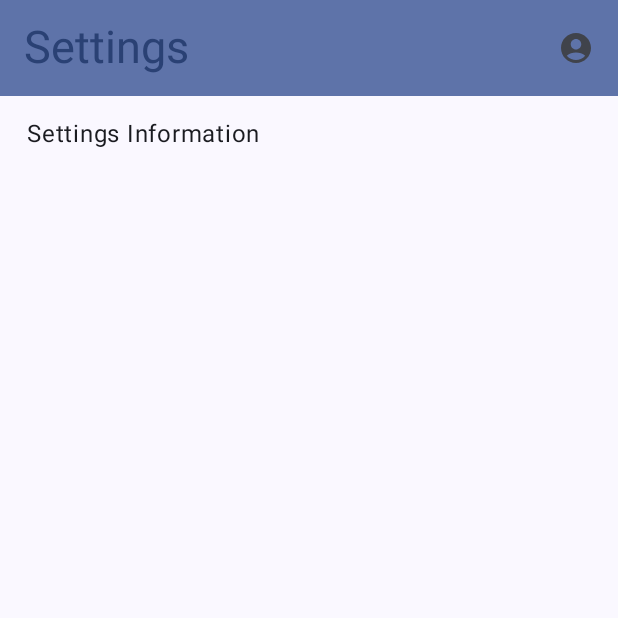
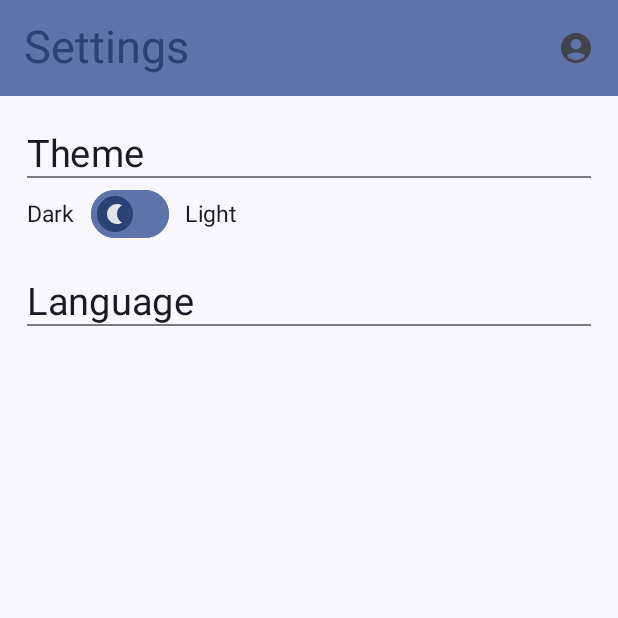
Before and after one commit to ThanasisGeorg/e-ThessBike, an Android app built with Jetpack Compose: the Settings screen opened through its navigation route, on a phone screen of 412 x 824 dp, the top half of it. Run offline under Robolectric (Android 15) with nearby library versions, the phone set to English and light mode, and no system bars.

Commit message:
add things in settings

```diff
--- a/app/build.gradle.kts
+++ b/app/build.gradle.kts
@@ -62,7 +62,7 @@ dependencies {
     implementation("androidx.compose.ui:ui-graphics")
     implementation("androidx.compose.ui:ui-tooling-preview")
     implementation("androidx.compose.material3:material3")
-    implementation("androidx.compose.material:material-icons-extended:1.6.4")
+    implementation("androidx.compose.material:material-icons-extended:1.6.5")
     testImplementation("junit:junit:4.13.2")
     androidTestImplementation("androidx.test.ext:junit:1.1.5")
     androidTestImplementation("androidx.test.espresso:espresso-core:3.5.1")
--- /dev/null
+++ b/app/src/main/java/com/thanasis/e_thessbike/ui/components/Switchs.kt
@@ -0,0 +1,60 @@
+package com.thanasis.e_thessbike.ui.components
+
+import androidx.compose.foundation.layout.size
+import androidx.compose.material.icons.Icons
+import androidx.compose.material.icons.filled.Nightlight
+import androidx.compose.material.icons.filled.WbSunny
+import androidx.compose.material3.Icon
+import androidx.compose.material3.MaterialTheme
+import androidx.compose.material3.Switch
+import androidx.compose.material3.SwitchDefaults
+import androidx.compose.runtime.Composable
+import androidx.compose.runtime.getValue
+import androidx.compose.runtime.mutableStateOf
+import androidx.compose.runtime.remember
+import androidx.compose.runtime.setValue
+import androidx.compose.ui.Modifier
+import androidx.compose.ui.tooling.preview.Preview
+
+@Composable
+fun ThemeSwitch() {
+    var checked by remember { mutableStateOf(false) }
+
+    Switch(
+        checked = checked,
+        onCheckedChange = {
+            checked = it
+        },
+        colors = SwitchDefaults.colors(
+            checkedThumbColor = MaterialTheme.colorScheme.primaryContainer,
+            checkedTrackColor = MaterialTheme.colorScheme.primary,
+            uncheckedThumbColor = MaterialTheme.colorScheme.primary,
+            uncheckedTrackColor = MaterialTheme.colorScheme.primaryContainer,
+            uncheckedBorderColor = MaterialTheme.colorScheme.primaryContainer
+        ),
+        thumbContent = if (checked) {
+            {
+                Icon(
+                    imageVector = Icons.Filled.WbSunny,
+                    contentDescription = null,
+                    modifier = Modifier.size(SwitchDefaults.IconSize),
+                )
+            }
+        } else {
+            {
+                Icon(
+                    imageVector = Icons.Filled.Nightlight,
+                    contentDescription = null,
+                    modifier = Modifier.size(SwitchDefaults.IconSize),
+                )
+            }
+        }
+
+    )
+}
+
+@Preview
+@Composable
+fun ThemeSwitchPreview() {
+    ThemeSwitch()
+}
--- a/app/src/main/java/com/thanasis/e_thessbike/ui/components/TextComponents.kt
+++ b/app/src/main/java/com/thanasis/e_thessbike/ui/components/TextComponents.kt
@@ -238,3 +238,34 @@ fun UnderLinedText(value: String) {
         textDecoration = TextDecoration.Underline
     )
 }
+
+@Composable
+fun CategoryIndicator(category: String, textSize: Int) {
+    when (category) {
+        "theme" -> {
+            Text(
+                text = stringResource(R.string.theme),
+                fontSize = 25.sp
+            )
+        }
+        "dark" -> {
+            Text(
+                text = stringResource(R.string.dark),
+                fontSize = 15.sp
+            )
+        }
+        "light" -> {
+            Text(
+                text = stringResource(R.string.light),
+                fontSize = 15.sp
+            )
+        }
+        "language" -> {
+            Text(
+                text = stringResource(R.string.language),
+                fontSize = 25.sp
+            )
+        }
+    }
+
+}
--- a/app/src/main/java/com/thanasis/e_thessbike/ui/screens/Settings.kt
+++ b/app/src/main/java/com/thanasis/e_thessbike/ui/screens/Settings.kt
@@ -1,17 +1,23 @@
 package com.thanasis.e_thessbike.ui.screens
 
 import android.annotation.SuppressLint
+import androidx.compose.foundation.layout.Arrangement
 import androidx.compose.foundation.layout.Column
+import androidx.compose.foundation.layout.Row
+import androidx.compose.foundation.layout.Spacer
 import androidx.compose.foundation.layout.fillMaxSize
 import androidx.compose.foundation.layout.padding
+import androidx.compose.material3.Divider
 import androidx.compose.material3.Scaffold
-import androidx.compose.material3.Text
 import androidx.compose.runtime.Composable
+import androidx.compose.ui.Alignment
 import androidx.compose.ui.Modifier
 import androidx.compose.ui.tooling.preview.Preview
 import androidx.compose.ui.unit.dp
 import androidx.navigation.NavHostController
 import androidx.navigation.compose.rememberNavController
+import com.thanasis.e_thessbike.ui.components.CategoryIndicator
+import com.thanasis.e_thessbike.ui.components.ThemeSwitch
 import com.thanasis.e_thessbike.ui.components.TopBar
 
 @SuppressLint("UnusedMaterial3ScaffoldPaddingParameter")
@@ -27,7 +33,24 @@ fun SettingsInit(navController: NavHostController, value: String){
                 .fillMaxSize()
                 .padding(18.dp, 77.dp)
         ) {
-            Text(text = "Settings Information")
+            Spacer(modifier = Modifier.padding(5.dp))
+            CategoryIndicator(category = "theme", textSize = 25)
+            Divider()
+            Row(
+                horizontalArrangement = Arrangement.Center,
+                verticalAlignment = Alignment.CenterVertically
+            ) {
+                CategoryIndicator(category = "dark", textSize = 15)
+                Spacer(modifier = Modifier.padding(5.dp, 0.dp))
+                ThemeSwitch()
+                Spacer(modifier = Modifier.padding(5.dp, 0.dp))
+                CategoryIndicator(category = "light", textSize = 15)
+            }
+
+            Spacer(modifier = Modifier.padding(10.dp))
+
+            CategoryIndicator(category = "language", textSize = 25)
+            Divider()
         }
     }
 }
--- a/app/src/main/res/values/strings.xml
+++ b/app/src/main/res/values/strings.xml
@@ -22,4 +22,8 @@
     <string name="email_indicator" translatable="false">Email: </string>
     <string name="add_bike">Add bike</string>
     <string name="remove_bike">Remove bike</string>
+    <string name="light">Light</string>
+    <string name="dark">Dark</string>
+    <string name="theme">Theme</string>
+    <string name="language">Language</string>
 </resources>
```
Also changed, not shown: 1 other file.
